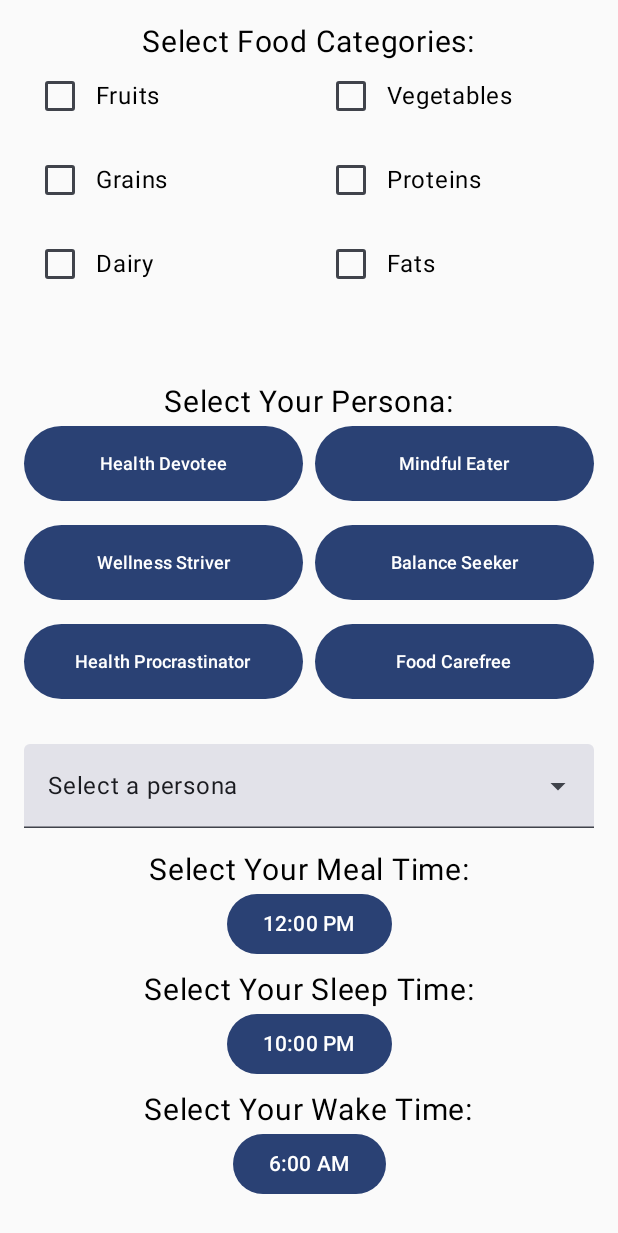
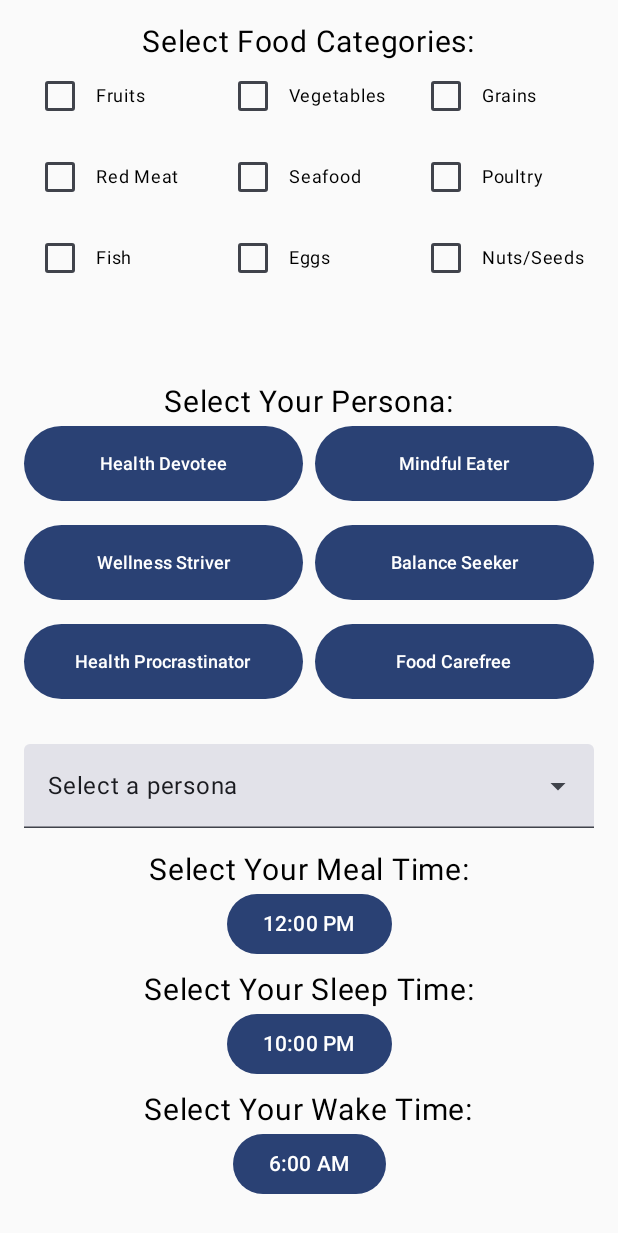
Before and after one commit to Arrtish2702/FIT2081_A1, an Android app built with Jetpack Compose: the QuestionnaireActivity screen opened directly, with no data from a screen before it, on a phone screen of 412 x 824 dp. Shown: the top 1233 px of the screen. Run offline under Robolectric (Android 15) with nearby library versions, the phone set to English and light mode, and no system bars.

Commit message:
Made minor ui changes to QuestionnaireActivity and InsightsActivity

```diff
--- a/app/src/main/java/com/fit2081/arrtish/id32896786/a1/QuestionnaireActivity.kt
+++ b/app/src/main/java/com/fit2081/arrtish/id32896786/a1/QuestionnaireActivity.kt
@@ -22,8 +22,10 @@ import androidx.compose.runtime.*
 import androidx.compose.ui.Alignment
 import androidx.compose.ui.Modifier
 import androidx.compose.ui.draw.clip
+import androidx.compose.ui.platform.LocalContext
 import androidx.compose.ui.res.painterResource
 import androidx.compose.ui.text.style.TextAlign
+import androidx.compose.ui.tooling.preview.Preview
 import androidx.compose.ui.unit.dp
 import androidx.compose.ui.unit.sp
 import com.fit2081.arrtish.id32896786.a1.ui.theme.A1Theme
@@ -31,6 +33,7 @@ import java.text.SimpleDateFormat
 import java.util.Calendar
 import java.util.Locale
 import androidx.core.content.edit
+import kotlin.String
 
 class QuestionnaireActivity : ComponentActivity() {
     private lateinit var userPrefs: UserSharedPreferences
@@ -136,15 +139,15 @@ fun QuestionnairePage(
         // Food Categories Section
         Text("Select Food Categories:", fontSize = 20.sp)
 
-        val foodCategories = listOf("Fruits", "Vegetables", "Grains", "Proteins", "Dairy", "Fats")
+        val foodCategories = listOf("Fruits", "Vegetables", "Grains", "Red Meat", "Seafood", "Poultry", "Fish", "Eggs","Nuts/Seeds")
 
         LazyVerticalGrid(
-            columns = GridCells.Fixed(2),
+            columns = GridCells.Fixed(3),
             modifier = Modifier
                 .fillMaxWidth()
                 .height(200.dp),
-            verticalArrangement = Arrangement.spacedBy(8.dp),
-            horizontalArrangement = Arrangement.spacedBy(8.dp)
+            verticalArrangement = Arrangement.spacedBy(6.dp),
+            horizontalArrangement = Arrangement.spacedBy(6.dp)
         ) {
             items(foodCategories) { category ->
                 Row(verticalAlignment = Alignment.CenterVertically) {
@@ -154,7 +157,7 @@ fun QuestionnairePage(
                             if (it) selectedCategories.add(category) else selectedCategories.remove(category)
                         }
                     )
-                    Text(text = category)
+                    Text(text = category, fontSize = 12.sp)
                 }
             }
         }
```
Also changed, not shown: app/src/main/java/com/fit2081/arrtish/id32896786/a1/InsightsActivity.kt (+1 -13 lines).
